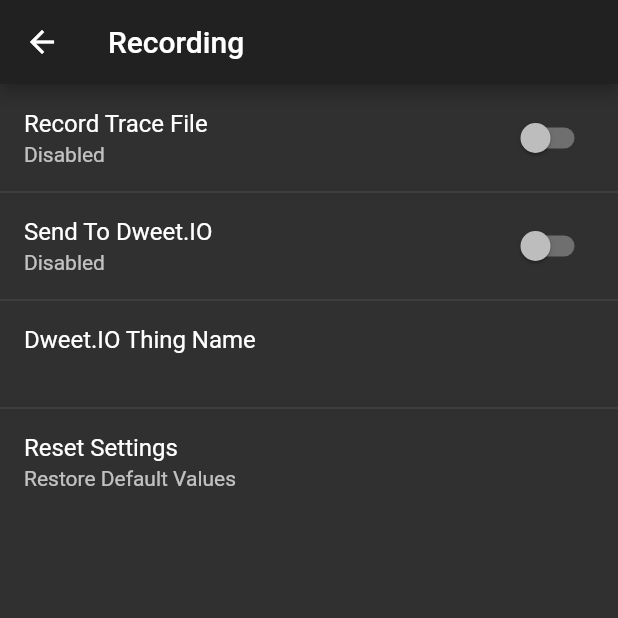
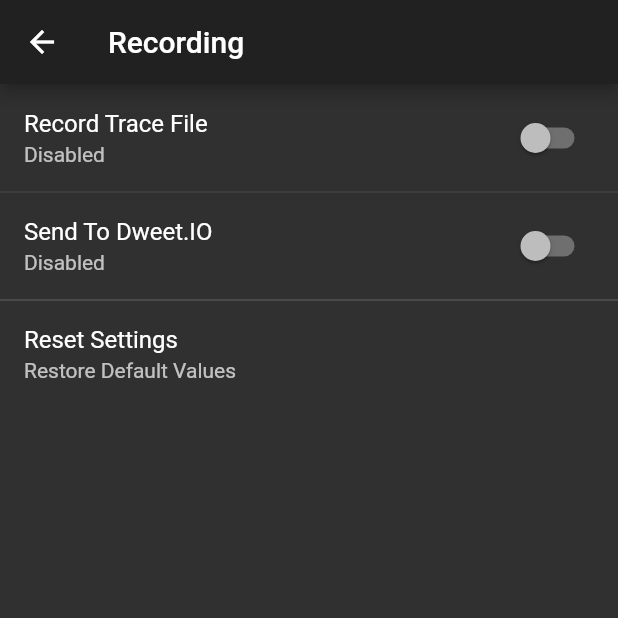
Before and after one commit to Prateek-Prakash/OpenXC, a Flutter app: the RecordingSettingsPage screen opened directly, on a phone screen of 412 x 824 dp, the top half of it. Run offline on Flutter 3.47's test engine with Material 2 defaults, Android fonts, the phone set to English and light mode, and no system bars; our stand-ins replace badges, flutter_blue, shared_preferences; accounts and stored records are empty.

Commit message:
Auto-Hide Dweet Thing Name Tile

```diff
--- a/lib/main.dart
+++ b/lib/main.dart
@@ -626,10 +626,13 @@ class _RecordingSettingsPageState extends State<RecordingSettingsPage> {
                 });
               },
             ),
-            ListTile(
-              title: Text('Dweet.IO Thing Name'),
-              subtitle: Text(_dweetThingName),
-              onTap: () {},
+            Visibility(
+              visible: _sendToDweet,
+              child: ListTile(
+                title: Text('Dweet.IO Thing Name'),
+                subtitle: Text(_dweetThingName),
+                onTap: () {},
+              ),
             ),
             ListTile(
               title: Text('Reset Settings'),
```
